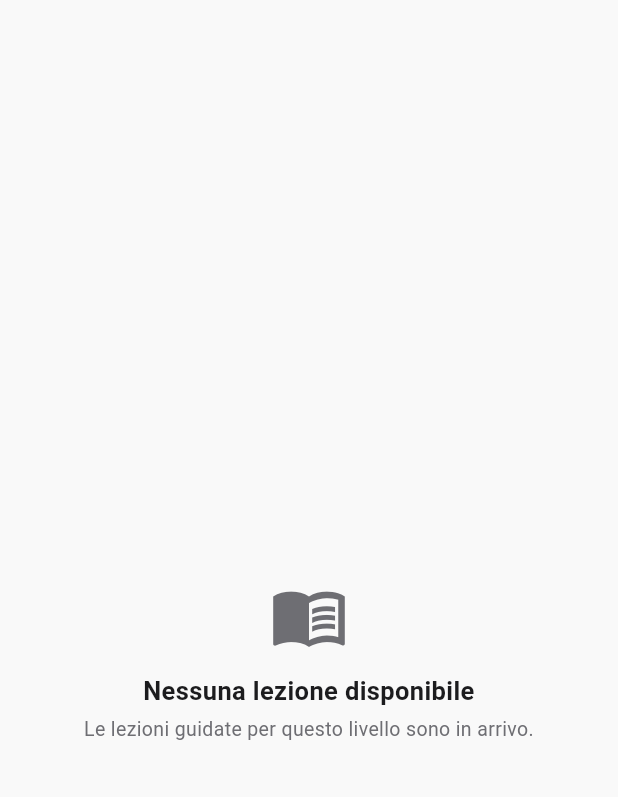
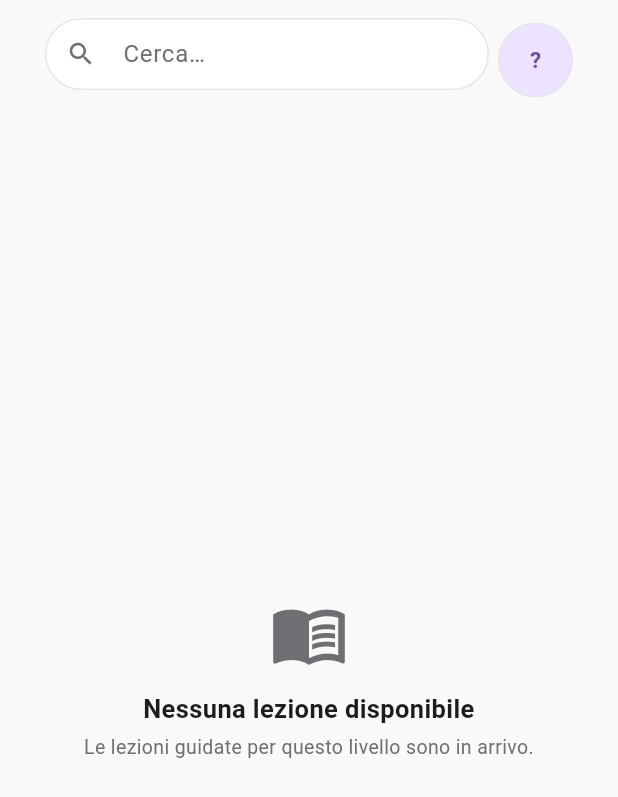
Before and after one commit to MagnificoRettore/math-app, a Flutter app: the LessonListScreen screen opened directly, on a phone screen of 412 x 824 dp. Shown: the top 797 px of the screen. Run offline on Flutter 3.47's test engine with Material 3 defaults, Android fonts, the phone set to English and light mode, and no system bars; our stand-ins replace lottie, material_symbols_icons, shared_preferences; missing offline and left inert: flutter_math_fork, material_3_expressive; accounts and stored records are empty.

Commit message:
feat: header comune con campo di ricerca e avatar del profilo
Le tre schermate principali avevano tre AppBar diverse: Home il saluto a
sinistra e l'avatar in actions, Lezioni ed Esercizi un campo di ricerca che
non faceva nulla. Ora il campo e l'avatar stanno in `title` con
`toolbarHeight: kHeaderToolbarHeight` e `titleSpacing:
kHeaderHorizontalMargin`, così l'AppBar mette 8px fra i due invece dei 16px
che lascia con `actions`. I due widget sono in `HeaderTextBar` e
`ProfileButton`, quest'ultimo con foto o iniziali e fallback su
RegistrationScreen per gli ospiti. L'avatar sparisce dal saluto della Home.

```diff
--- a/lib/screens/lesson_list_screen.dart
+++ b/lib/screens/lesson_list_screen.dart
@@ -9,7 +9,9 @@ import '../screens/argomento_lessons_screen.dart';
 import '../theme/app_colors.dart';
 import '../theme/topic_style.dart';
 import '../widgets/app_card.dart';
+import '../widgets/header_text_bar.dart';
 import '../widgets/pill_nav_bar.dart';
+import '../widgets/profile_button.dart';
 import '../widgets/year_tabs.dart';
 
 class LessonListScreen extends StatefulWidget {
@@ -60,7 +62,18 @@ class _LessonListScreenState extends State<LessonListScreen> {
     final levelId = widget.levelId;
     if (levelId == null) {
       return Scaffold(
-        appBar: AppBar(automaticallyImplyLeading: false),
+        appBar: AppBar(
+          automaticallyImplyLeading: false,
+          toolbarHeight: kHeaderToolbarHeight,
+          titleSpacing: kHeaderHorizontalMargin,
+          title: const Row(
+            children: [
+              Expanded(child: HeaderTextBar()),
+              SizedBox(width: 6),
+              ProfileButton(),
+            ],
+          ),
+        ),
         body: _wrapBody(
           const _EmptyLessons(
             title: 'Nessuna lezione disponibile',
@@ -74,7 +87,18 @@ class _LessonListScreenState extends State<LessonListScreen> {
 
     if (courses.isEmpty) {
       return Scaffold(
-        appBar: AppBar(automaticallyImplyLeading: false),
+        appBar: AppBar(
+          automaticallyImplyLeading: false,
+          toolbarHeight: kHeaderToolbarHeight,
+          titleSpacing: kHeaderHorizontalMargin,
+          title: const Row(
+            children: [
+              Expanded(child: HeaderTextBar()),
+              SizedBox(width: 6),
+              ProfileButton(),
+            ],
+          ),
+        ),
         body: _wrapBody(
           const _EmptyLessons(
             title: 'Nessuna lezione disponibile',
@@ -87,6 +111,15 @@ class _LessonListScreenState extends State<LessonListScreen> {
     return Scaffold(
       appBar: AppBar(
         automaticallyImplyLeading: false,
+        toolbarHeight: kHeaderToolbarHeight,
+        titleSpacing: kHeaderHorizontalMargin,
+        title: const Row(
+          children: [
+            Expanded(child: HeaderTextBar()),
+            SizedBox(width: 6),
+            ProfileButton(),
+          ],
+        ),
         bottom: PreferredSize(
           preferredSize: const Size.fromHeight(88),
           child: YearTabs(
--- /dev/null
+++ b/lib/widgets/header_text_bar.dart
@@ -0,0 +1,70 @@
+import 'package:flutter/material.dart';
+
+import '../theme/app_colors.dart';
+
+/// Margine laterale della riga dell'header: 12px per lato, così il campo e
+/// l'avatar mangiano il minimo di schermo. Con `actions` vuoto l'`AppBar`
+/// usa `titleSpacing` anche come margine destro, quindi una sola costante
+/// governa i due lati.
+const double kHeaderHorizontalMargin = 30;
+
+/// Altezza del campo di ricerca nella riga dell'header.
+const double kHeaderTextFieldHeight = 56;
+
+/// Altezza della riga dell'header delle pagine principali: deve contenere il
+/// campo da [kHeaderTextFieldHeight] con un po' di aria sopra e sotto. La
+/// Home la usa anche senza il campo, per ospitare l'avitratto da
+/// [kProfileAvatarSize] alla stessa misura delle altre pagine.
+const double kHeaderToolbarHeight = 80;
+
+/// Campo di ricerca nella riga dell'header: per ora non fa niente, accetta
+/// solo di ricevere testo. Sta sulla stessa riga dell'icona del profilo e
+/// occupa lo spazio che resta.
+class HeaderTextBar extends StatelessWidget {
+  const HeaderTextBar({super.key, this.hintText = 'Cerca…'});
+
+  final String hintText;
+
+  @override
+  Widget build(BuildContext context) {
+    final c = AppColors.of(context);
+    const radius = BorderRadius.all(Radius.circular(28));
+    return SizedBox(
+      height: kHeaderTextFieldHeight,
+      child: TextField(
+        key: const Key('header-text-field'),
+        decoration: InputDecoration(
+          hintText: hintText,
+          filled: true,
+          fillColor: c.surface,
+          hintStyle: TextStyle(color: c.textSecondary),
+          isDense: true,
+          prefixIcon: Icon(Icons.search, color: c.textSecondary, size: 20),
+          // Il vincolo tiene il campo entro i 56px: il default (48x48, o
+          // peggio l'icona da sola) spingerebbe l'altezza interna fuori dal
+          // SizedBox e il testo resterebbe schiacciato.
+          prefixIconConstraints: const BoxConstraints(
+            minWidth: 48,
+            minHeight: 48,
+          ),
+          contentPadding: const EdgeInsets.symmetric(
+            horizontal: 14,
+            vertical: 12,
+          ),
+          border: OutlineInputBorder(
+            borderRadius: radius,
+            borderSide: BorderSide.none,
+          ),
+          enabledBorder: OutlineInputBorder(
+            borderRadius: radius,
+            borderSide: BorderSide(color: c.border),
+          ),
+          focusedBorder: OutlineInputBorder(
+            borderRadius: radius,
+            borderSide: BorderSide(color: c.accent),
+          ),
+        ),
+      ),
+    );
+  }
+}
--- /dev/null
+++ b/lib/widgets/profile_button.dart
@@ -0,0 +1,127 @@
+import 'package:flutter/material.dart';
+
+import '../data/auth_store.dart';
+import '../models/user_profile.dart';
+import '../screens/profile_screen.dart';
+import '../screens/registration_screen.dart';
+import '../theme/app_colors.dart';
+
+/// Diametro dell'avatar del profilo: stessa misura su tutte le pagine, così
+/// l'icona non cambia grandezza passando da una schermata all'altra.
+const double kProfileAvatarSize = 50;
+
+/// Pulsante del profilo in alto a destra: porta al profilo se l'utente ha
+/// fatto il login, alla creazione del profilo se è ancora ospite.
+class ProfileButton extends StatelessWidget {
+  const ProfileButton({super.key});
+
+  @override
+  Widget build(BuildContext context) {
+    return ListenableBuilder(
+      listenable: AuthStore.instance,
+      builder: (context, _) {
+        final user = AuthStore.instance.currentUser;
+        if (user == null) {
+          return SizedBox(
+            width: kProfileAvatarSize,
+            height: kProfileAvatarSize,
+            child: Center(
+              child: IconButton(
+                key: const Key('profile-button-guest'),
+                icon: Icon(
+                  Icons.person_outline,
+                  color: AppColors.of(context).textPrimary,
+                  size: 32,
+                ),
+                tooltip: 'Crea il tuo profilo',
+                onPressed: () => _openRegistration(context),
+              ),
+            ),
+          );
+        }
+        return _ProfileAvatar(user: user);
+      },
+    );
+  }
+
+  void _openRegistration(BuildContext context) {
+    Navigator.of(context)
+        .push(MaterialPageRoute(builder: (_) => const RegistrationScreen()));
+  }
+}
+
+class _ProfileAvatar extends StatelessWidget {
+  const _ProfileAvatar({required this.user});
+
+  final UserProfile user;
+
+  String _initialsOf(String name) {
+    final parts = name
+        .trim()
+        .split(RegExp(r'\s+'))
+        .where((part) => part.isNotEmpty)
+        .toList();
+    if (parts.isEmpty) return '?';
+    String first(String value) {
+      final runes = value.runes;
+      return runes.isEmpty ? '' : String.fromCharCode(runes.first);
+    }
+
+    if (parts.length == 1) return first(parts.first).toUpperCase();
+    return '${first(parts.first)}${first(parts.last)}'.toUpperCase();
+  }
+
+  @override
+  Widget build(BuildContext context) {
+    final c = AppColors.of(context);
+    final photo = user.photoUrl?.trim() ?? '';
+    return Center(
+      child: InkWell(
+        key: const Key('home-profile-avatar'),
+        customBorder: const CircleBorder(),
+        onTap: () =>
+            Navigator.of(context)
+                .push(MaterialPageRoute(builder: (_) => const ProfileScreen())),
+        child: Container(
+          width: kProfileAvatarSize,
+          height: kProfileAvatarSize,
+          decoration: BoxDecoration(
+            shape: BoxShape.circle,
+            color: c.accentSoft,
+            border: Border.all(color: c.border),
+          ),
+          clipBehavior: Clip.antiAlias,
+          child: photo.isEmpty
+              ? _Initials(initials: _initialsOf(user.name))
+              : Image.network(
+                  photo,
+                  fit: BoxFit.cover,
+                  errorBuilder: (_, _, _) =>
+                      _Initials(initials: _initialsOf(user.name)),
+                ),
+        ),
+      ),
+    );
+  }
+}
+
+class _Initials extends StatelessWidget {
+  const _Initials({required this.initials});
+
+  final String initials;
+
+  @override
+  Widget build(BuildContext context) {
+    final c = AppColors.of(context);
+    return Center(
+      child: Text(
+        initials,
+        style: TextStyle(
+          fontSize: 15,
+          fontWeight: FontWeight.w700,
+          color: c.accent,
+        ),
+      ),
+    );
+  }
+}
```
Also changed, not shown: lib/screens/course_screen.dart (+11 -0 lines), lib/screens/home_screen.dart (+5 -11 lines), lib/widgets/home_greeting.dart (+1 -85 lines), lib/widgets/pill_nav_bar.dart (+37 -22 lines), 2 other files.
